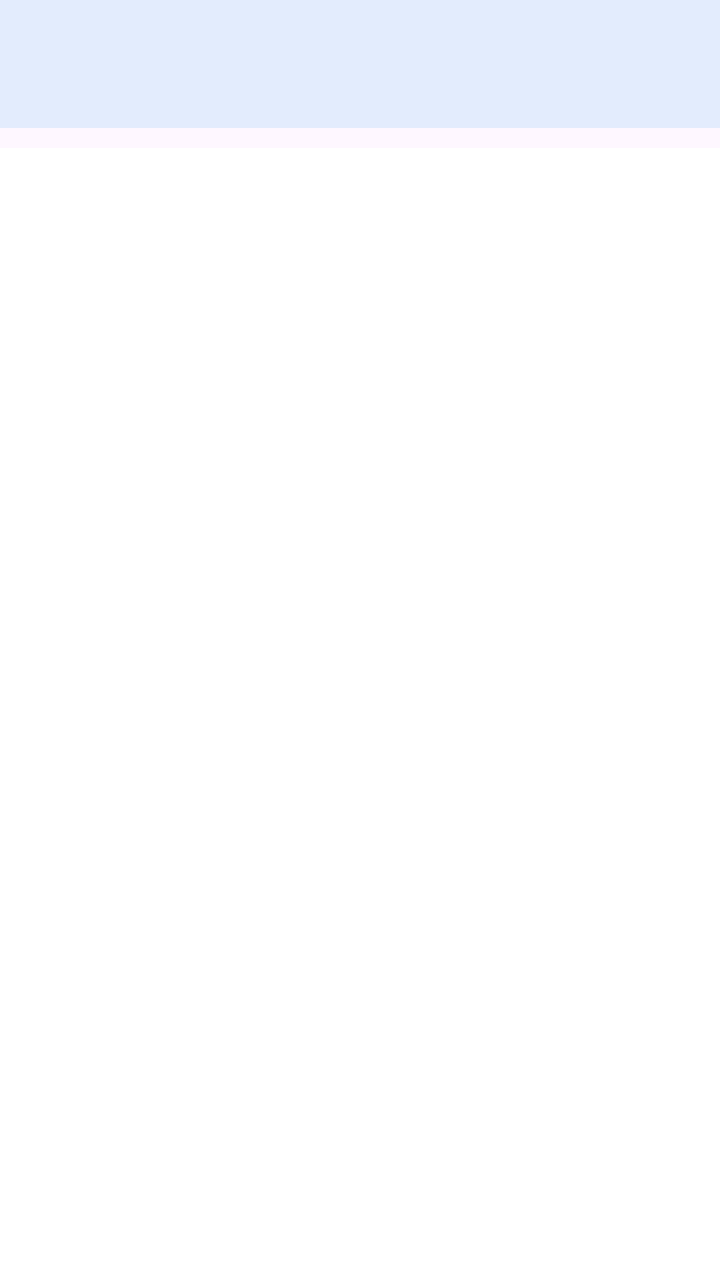
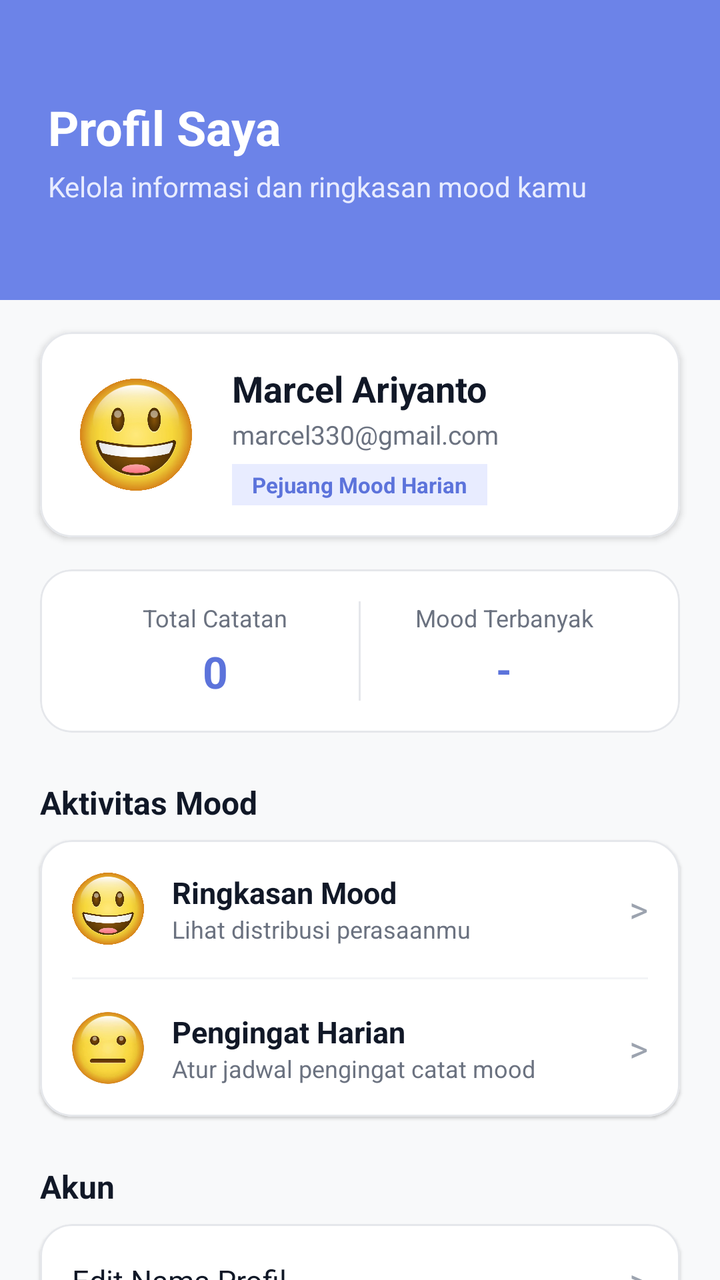

Screens rendered from an Android XML layout before and after an edit, with the pre-edit source and the edit as a unified diff.
<!-- AndroidManifest.xml: application theme Theme.Projek_Marcel -->
<!-- res/layout/fragment_profile.xml -->
<?xml version="1.0" encoding="utf-8"?>
<androidx.coordinatorlayout.widget.CoordinatorLayout xmlns:android="http://schemas.android.com/apk/res/android"
    xmlns:tools="http://schemas.android.com/tools"
    android:layout_width="match_parent"
    android:layout_height="match_parent"
    xmlns:app="http://schemas.android.com/apk/res-auto"
    android:background="@color/white"
    tools:context=".Profile.ProfileFragment">

    <com.google.android.material.appbar.AppBarLayout
        android:id="@+id/appBarLayout"
        android:layout_width="match_parent"
        android:textColor="@color/black"

        android:layout_height="wrap_content"
        android:theme="@style/ThemeOverlay.AppCompat.Dark.ActionBar">
        <androidx.appcompat.widget.Toolbar
            android:id="@+id/toolbar"
            android:layout_width="match_parent"
            android:layout_height="?attr/actionBarSize"
            android:background="?attr/colorPrimary"
            android:backgroundTint="@color/background_color"
            app:layout_scrollFlags="scroll|enterAlways"
            android:layout_marginBottom="10dp"

            app:titleTextColor="@android:color/black" />
    </com.google.android.material.appbar.AppBarLayout>

    <ListView
        android:id="@+id/listViewItems"
        android:layout_width="match_parent"
        android:layout_height="match_parent"
        android:divider="@null"
        android:dividerHeight="0dp"
        app:layout_behavior="@string/appbar_scrolling_view_behavior" />
</androidx.coordinatorlayout.widget.CoordinatorLayout>
<!-- resources referenced by this layout -->
<resources>
  <color name="background_color">#E3ECFD</color>
  <color name="black">#FF000000</color>
  <color name="white">#FFFFFFFF</color>
  <style name="Theme.Projek_Marcel" parent="Base.Theme.Projek_Marcel" />
  <style name="Base.Theme.Projek_Marcel" parent="Theme.Material3.DayNight.NoActionBar">
          
          
      </style>
</resources>

<!-- the commit's change to res/layout/fragment_profile.xml (unified diff, before → after) -->
@@ -1,36 +1,419 @@
 <?xml version="1.0" encoding="utf-8"?>
 <androidx.coordinatorlayout.widget.CoordinatorLayout xmlns:android="http://schemas.android.com/apk/res/android"
-    xmlns:tools="http://schemas.android.com/tools"
+    xmlns:app="http://schemas.android.com/apk/res-auto"
     android:layout_width="match_parent"
     android:layout_height="match_parent"
-    xmlns:app="http://schemas.android.com/apk/res-auto"
-    android:background="@color/white"
-    tools:context=".Profile.ProfileFragment">
-
+    android:background="#F8F9FA">
+
+    
     <com.google.android.material.appbar.AppBarLayout
-        android:id="@+id/appBarLayout"
+        android:id="@+id/appBarProfile"
         android:layout_width="match_parent"
-        android:textColor="@color/black"
-
         android:layout_height="wrap_content"
-        android:theme="@style/ThemeOverlay.AppCompat.Dark.ActionBar">
-        <androidx.appcompat.widget.Toolbar
-            android:id="@+id/toolbar"
+        android:background="@color/primary_color"
+        app:elevation="0dp">
+
+        <LinearLayout
             android:layout_width="match_parent"
-            android:layout_height="?attr/actionBarSize"
-            android:background="?attr/colorPrimary"
-            android:backgroundTint="@color/background_color"
-            app:layout_scrollFlags="scroll|enterAlways"
-            android:layout_marginBottom="10dp"
-
-            app:titleTextColor="@android:color/black" />
+            android:layout_height="150dp"
+            android:gravity="center_vertical"
+            android:orientation="vertical"
+            android:paddingHorizontal="24dp"
+            app:layout_scrollFlags="scroll|enterAlways">
+
+            <TextView
+                android:layout_width="wrap_content"
+                android:layout_height="wrap_content"
+                android:text="Profil Saya"
+                android:textColor="@android:color/white"
+                android:textSize="24sp"
+                android:textStyle="bold" />
+
+            <TextView
+                android:layout_width="wrap_content"
+                android:layout_height="wrap_content"
+                android:layout_marginTop="4dp"
+                android:text="Kelola informasi dan ringkasan mood kamu"
+                android:textColor="#E8ECFF"
+                android:textSize="14sp" />
+        </LinearLayout>
+
     </com.google.android.material.appbar.AppBarLayout>
 
-    <ListView
-        android:id="@+id/listViewItems"
+    
+    <androidx.core.widget.NestedScrollView
         android:layout_width="match_parent"
         android:layout_height="match_parent"
-        android:divider="@null"
-        android:dividerHeight="0dp"
-        app:layout_behavior="@string/appbar_scrolling_view_behavior" />
+        android:clipToPadding="false"
+        android:paddingBottom="24dp"
+        app:layout_behavior="@string/appbar_scrolling_view_behavior">
+
+        <LinearLayout
+            android:layout_width="match_parent"
+            android:layout_height="wrap_content"
+            android:orientation="vertical">
+
+            
+            <com.google.android.material.card.MaterialCardView
+                android:layout_width="match_parent"
+                android:layout_height="wrap_content"
+                android:layout_marginHorizontal="20dp"
+                android:layout_marginTop="16dp"
+                app:cardBackgroundColor="@android:color/white"
+                app:cardCornerRadius="16dp"
+                app:cardElevation="2dp"
+                app:strokeColor="#E5E7EB"
+                app:strokeWidth="1dp">
+
+                <LinearLayout
+                    android:layout_width="match_parent"
+                    android:layout_height="wrap_content"
+                    android:gravity="center_vertical"
+                    android:orientation="horizontal"
+                    android:padding="16dp">
+
+                    <ImageView
+                        android:id="@+id/ivProfileAvatar"
+                        android:layout_width="64dp"
+                        android:layout_height="64dp"
+                        android:padding="4dp"
+                        android:src="@drawable/emoji_bahagia" />
+
+                    <LinearLayout
+                        android:layout_width="0dp"
+                        android:layout_height="wrap_content"
+                        android:layout_marginStart="16dp"
+                        android:layout_weight="1"
+                        android:orientation="vertical">
+
+                        <TextView
+                            android:id="@+id/tvProfileName"
+                            android:layout_width="wrap_content"
+                            android:layout_height="wrap_content"
+                            android:text="Marcel Ariyanto"
+                            android:textColor="#111827"
+                            android:textSize="18sp"
+                            android:textStyle="bold" />
+
+                        <TextView
+                            android:id="@+id/tvProfileEmail"
+                            android:layout_width="wrap_content"
+                            android:layout_height="wrap_content"
+                            android:layout_marginTop="2dp"
+                            android:text="marcel330@gmail.com"
+                            android:textColor="#6B7280"
+                            android:textSize="13sp" />
+
+                        <TextView
+                            android:layout_width="wrap_content"
+                            android:layout_height="wrap_content"
+                            android:layout_marginTop="6dp"
+                            android:background="#E8ECFF"
+                            android:paddingHorizontal="10dp"
+                            android:paddingVertical="3dp"
+                            android:text="Pejuang Mood Harian"
+                            android:textColor="#5C73DB"
+                            android:textSize="11sp"
+                            android:textStyle="bold" />
+                    </LinearLayout>
+                </LinearLayout>
+            </com.google.android.material.card.MaterialCardView>
+
+            
+            <com.google.android.material.card.MaterialCardView
+                android:layout_width="match_parent"
+                android:layout_height="wrap_content"
+                android:layout_marginHorizontal="20dp"
+                android:layout_marginTop="16dp"
+                app:cardBackgroundColor="@android:color/white"
+                app:cardCornerRadius="16dp"
+                app:cardElevation="1dp"
+                app:strokeColor="#E5E7EB"
+                app:strokeWidth="1dp">
+
+                <LinearLayout
+                    android:layout_width="match_parent"
+                    android:layout_height="wrap_content"
+                    android:baselineAligned="false"
+                    android:orientation="horizontal"
+                    android:padding="16dp">
+
+                    <LinearLayout
+                        android:layout_width="0dp"
+                        android:layout_height="wrap_content"
+                        android:layout_weight="1"
+                        android:gravity="center"
+                        android:orientation="vertical">
+
+                        <TextView
+                            android:layout_width="wrap_content"
+                            android:layout_height="wrap_content"
+                            android:text="Total Catatan"
+                            android:textColor="#6B7280"
+                            android:textSize="12sp" />
+
+                        <TextView
+                            android:id="@+id/tvTotalMoodCount"
+                            android:layout_width="wrap_content"
+                            android:layout_height="wrap_content"
+                            android:layout_marginTop="4dp"
+                            android:text="0"
+                            android:textColor="#5C73DB"
+                            android:textSize="22sp"
+                            android:textStyle="bold" />
+                    </LinearLayout>
+
+                    <View
+                        android:layout_width="1dp"
+                        android:layout_height="match_parent"
+                        android:background="#E5E7EB" />
+
+                    <LinearLayout
+                        android:layout_width="0dp"
+                        android:layout_height="wrap_content"
+                        android:layout_weight="1"
+                        android:gravity="center"
+                        android:orientation="vertical">
+
+                        <TextView
+                            android:layout_width="wrap_content"
+                            android:layout_height="wrap_content"
+                            android:text="Mood Terbanyak"
+                            android:textColor="#6B7280"
+                            android:textSize="12sp" />
+
+                        <TextView
+                            android:id="@+id/tvDominantMood"
+                            android:layout_width="wrap_content"
+                            android:layout_height="wrap_content"
+                            android:layout_marginTop="4dp"
+                            android:text="-"
+                            android:textColor="#5C73DB"
+                            android:textSize="20sp"
+                            android:textStyle="bold" />
+                    </LinearLayout>
+                </LinearLayout>
+            </com.google.android.material.card.MaterialCardView>
+
+            
+            <TextView
+                android:layout_width="wrap_content"
+                android:layout_height="wrap_content"
+                android:layout_marginHorizontal="20dp"
+                android:layout_marginTop="24dp"
+                android:layout_marginBottom="8dp"
+                android:text="Aktivitas Mood"
+                android:textColor="#111827"
+                android:textSize="16sp"
+                android:textStyle="bold" />
+
+            <com.google.android.material.card.MaterialCardView
+                android:layout_width="match_parent"
+                android:layout_height="wrap_content"
+                android:layout_marginHorizontal="20dp"
+                app:cardBackgroundColor="@android:color/white"
+                app:cardCornerRadius="16dp"
+                app:cardElevation="1dp"
+                app:strokeColor="#E5E7EB"
+                app:strokeWidth="1dp">
+
+                <LinearLayout
+                    android:layout_width="match_parent"
+                    android:layout_height="wrap_content"
+                    android:orientation="vertical">
+
+                    <LinearLayout
+                        android:id="@+id/menuMoodStats"
+                        android:layout_width="match_parent"
+                        android:layout_height="wrap_content"
+                        android:background="?attr/selectableItemBackground"
+                        android:clickable="true"
+                        android:focusable="true"
+                        android:gravity="center_vertical"
+                        android:orientation="horizontal"
+                        android:padding="16dp">
+
+                        <ImageView
+                            android:layout_width="36dp"
+                            android:layout_height="36dp"
+                            android:src="@drawable/emoji_bahagia" />
+
+                        <LinearLayout
+                            android:layout_width="0dp"
+                            android:layout_height="wrap_content"
+                            android:layout_marginStart="14dp"
+                            android:layout_weight="1"
+                            android:orientation="vertical">
+
+                            <TextView
+                                android:layout_width="wrap_content"
+                                android:layout_height="wrap_content"
+                                android:text="Ringkasan Mood"
+                                android:textColor="#111827"
+                                android:textSize="15sp"
+                                android:textStyle="bold" />
+
+                            <TextView
+                                android:layout_width="wrap_content"
+                                android:layout_height="wrap_content"
+                                android:text="Lihat distribusi perasaanmu"
+                                android:textColor="#6B7280"
+                                android:textSize="12sp" />
+                        </LinearLayout>
+
+                        <TextView
+                            android:layout_width="wrap_content"
+                            android:layout_height="wrap_content"
+                            android:text=">"
+                            android:textColor="#9CA3AF"
+                            android:textSize="18sp" />
+                    </LinearLayout>
+
+                    <View
+                        android:layout_width="match_parent"
+                        android:layout_height="1dp"
+                        android:layout_marginHorizontal="16dp"
+                        android:background="#F3F4F6" />
+
+                    <LinearLayout
+                        android:id="@+id/menuReminder"
+                        android:layout_width="match_parent"
+                        android:layout_height="wrap_content"
+                        android:background="?attr/selectableItemBackground"
+                        android:clickable="true"
+                        android:focusable="true"
+                        android:gravity="center_vertical"
+                        android:orientation="horizontal"
+                        android:padding="16dp">
+
+                        <ImageView
+                            android:layout_width="36dp"
+                            android:layout_height="36dp"
+                            android:src="@drawable/emoji_biasa" />
+
+                        <LinearLayout
+                            android:layout_width="0dp"
+                            android:layout_height="wrap_content"
+                            android:layout_marginStart="14dp"
+                            android:layout_weight="1"
+                            android:orientation="vertical">
+
+                            <TextView
+                                android:layout_width="wrap_content"
+                                android:layout_height="wrap_content"
+                                android:text="Pengingat Harian"
+                                android:textColor="#111827"
+                                android:textSize="15sp"
+                                android:textStyle="bold" />
+
+                            <TextView
+                                android:layout_width="wrap_content"
+                                android:layout_height="wrap_content"
+                                android:text="Atur jadwal pengingat catat mood"
+                                android:textColor="#6B7280"
+                                android:textSize="12sp" />
+                        </LinearLayout>
+
+                        <TextView
+                            android:layout_width="wrap_content"
+                            android:layout_height="wrap_content"
+                            android:text=">"
+                            android:textColor="#9CA3AF"
+                            android:textSize="18sp" />
+                    </LinearLayout>
+                </LinearLayout>
+            </com.google.android.material.card.MaterialCardView>
+
+            
+            <TextView
+                android:layout_width="wrap_content"
+                android:layout_height="wrap_content"
+                android:layout_marginHorizontal="20dp"
+                android:layout_marginTop="24dp"
+                android:layout_marginBottom="8dp"
+                android:text="Akun"
+                android:textColor="#111827"
+                android:textSize="16sp"
+                android:textStyle="bold" />
+
+            <com.google.android.material.card.MaterialCardView
+                android:layout_width="match_parent"
+                android:layout_height="wrap_content"
+                android:layout_marginHorizontal="20dp"
+                app:cardBackgroundColor="@android:color/white"
+                app:cardCornerRadius="16dp"
+                app:cardElevation="1dp"
+                app:strokeColor="#E5E7EB"
+                app:strokeWidth="1dp">
+
+                <LinearLayout
+                    android:layout_width="match_parent"
+                    android:layout_height="wrap_content"
+                    android:orientation="vertical">
+
+                    <LinearLayout
+                        android:id="@+id/menuEditProfile"
+                        android:layout_width="match_parent"
+                        android:layout_height="wrap_content"
+                        android:background="?attr/selectableItemBackground"
+                        android:clickable="true"
+                        android:focusable="true"
+                        android:gravity="center_vertical"
+                        android:orientation="horizontal"
+                        android:padding="16dp">
+
+                        <TextView
+                            android:layout_width="0dp"
+                            android:layout_height="wrap_content"
+                            android:layout_weight="1"
+                            android:text="Edit Nama Profil"
+                            android:textColor="#111827"
+                            android:textSize="15sp" />
+
+                        <TextView
+                            android:layout_width="wrap_content"
+                            android:layout_height="wrap_content"
+                            android:text=">"
+                            android:textColor="#9CA3AF"
+                            android:textSize="18sp" />
+                    </LinearLayout>
+
+                    <View
+                        android:layout_width="match_parent"
+                        android:layout_height="1dp"
+                        android:layout_marginHorizontal="16dp"
+                        android:background="#F3F4F6" />
+
+                    <LinearLayout
+                        android:id="@+id/menuClearData"
+                        android:layout_width="match_parent"
+                        android:layout_height="wrap_content"
+                        android:background="?attr/selectableItemBackground"
+                        android:clickable="true"
+                        android:focusable="true"
+                        android:gravity="center_vertical"
+                        android:orientation="horizontal"
+                        android:padding="16dp">
+
+                        <TextView
+                            android:layout_width="0dp"
+                            android:layout_height="wrap_content"
+                            android:layout_weight="1"
+                            android:text="Hapus Semua Riwayat Mood"
+                            android:textColor="#DC2626"
+                            android:textSize="15sp" />
+
+                        <TextView
+                            android:layout_width="wrap_content"
+                            android:layout_height="wrap_content"
+                            android:text=">"
+                            android:textColor="#9CA3AF"
+                            android:textSize="18sp" />
+                    </LinearLayout>
+                </LinearLayout>
+            </com.google.android.material.card.MaterialCardView>
+
+        </LinearLayout>
+    </androidx.core.widget.NestedScrollView>
+
 </androidx.coordinatorlayout.widget.CoordinatorLayout>
<!-- resource entries referenced after the edit -->
@@ -1,8 +1,8 @@
 <!-- resources referenced by this layout -->
 <resources>
-  <color name="background_color">#E3ECFD</color>
-  <color name="black">#FF000000</color>
-  <color name="white">#FFFFFFFF</color>
+  <color name="primary_color">#6C83E8</color>
+  <!-- drawable emoji_bahagia: png bitmap (drawable, 62134 bytes) -->
+  <!-- drawable emoji_biasa: png bitmap (drawable, 150305 bytes) -->
   <style name="Theme.Projek_Marcel" parent="Base.Theme.Projek_Marcel" />
   <style name="Base.Theme.Projek_Marcel" parent="Theme.Material3.DayNight.NoActionBar">
           
